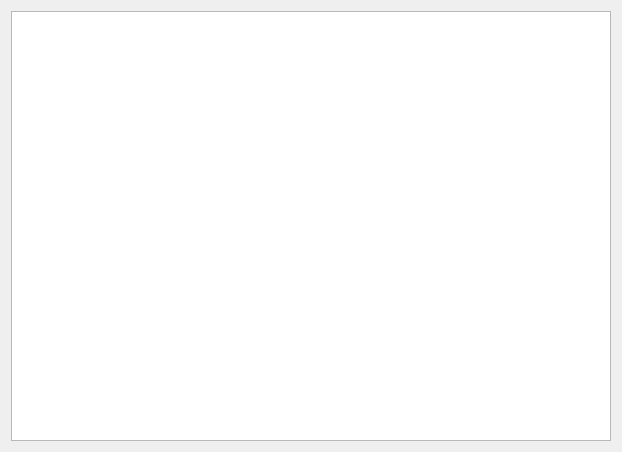
This is src/Widgets/MotorTableWidget.ui in AlexanderMokhov/AR-600Controller as Qt 5 draws it before an edit. The edited form follows.
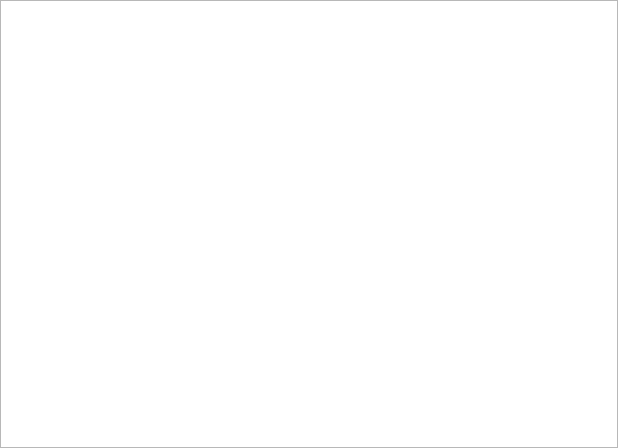
This is the edited form.

Commit message:
Правка интерфейса 2
Добавлены подписи к виджетам, убраны отступы у таблиц, увеличен шрифт у
подписей и заголовков таблиц до 10

```diff
--- a/src/Widgets/MotorTableWidget.ui
+++ b/src/Widgets/MotorTableWidget.ui
@@ -14,6 +14,18 @@
    <string>Form</string>
   </property>
   <layout class="QGridLayout" name="gridLayout">
+   <property name="leftMargin">
+    <number>0</number>
+   </property>
+   <property name="topMargin">
+    <number>0</number>
+   </property>
+   <property name="rightMargin">
+    <number>0</number>
+   </property>
+   <property name="bottomMargin">
+    <number>0</number>
+   </property>
    <item row="0" column="0">
     <widget class="QTableView" name="MotorTableView">
      <property name="minimumSize">
```
The commit also changes 5 other files.
